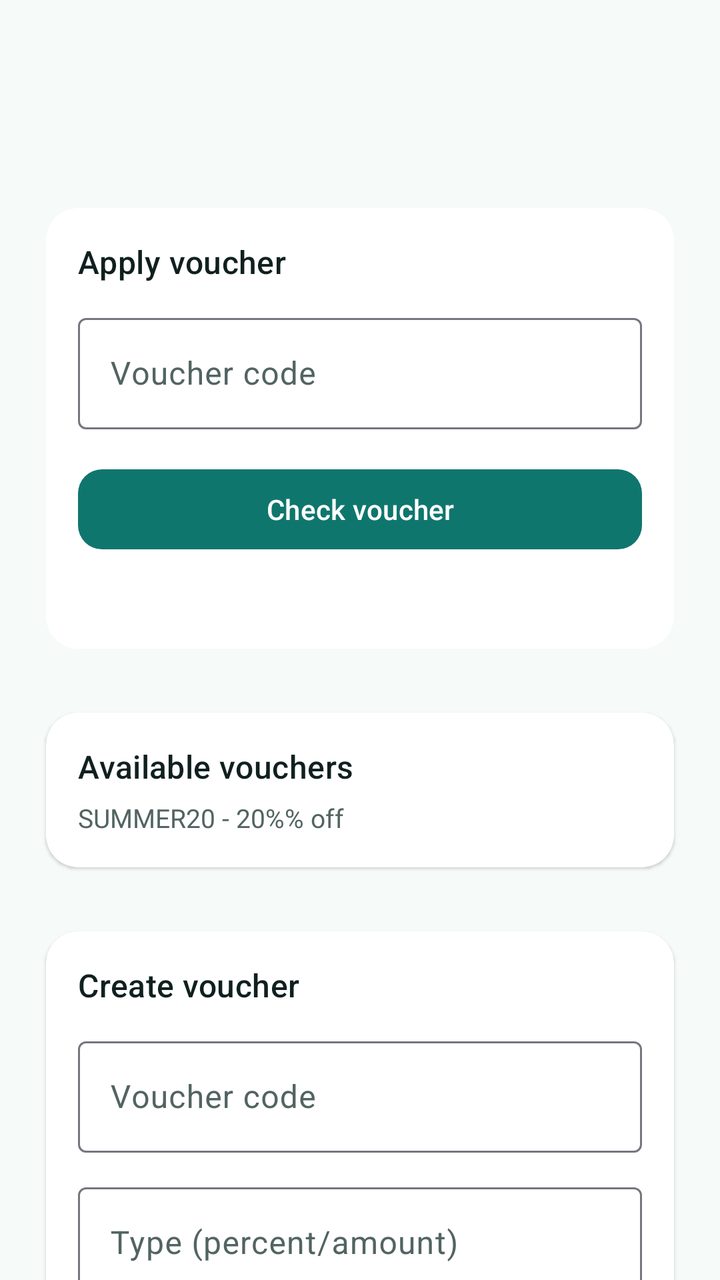
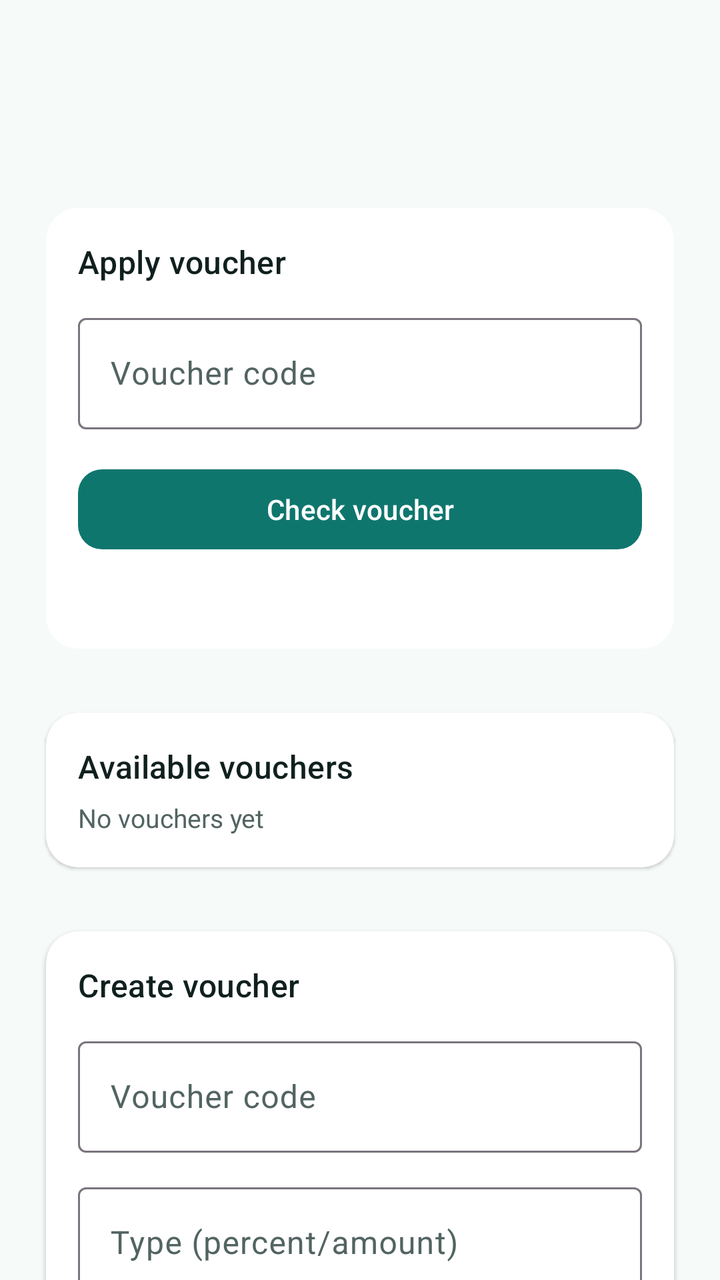

An Android layout rendered at two revisions. The XML below is the earlier revision; the diff shows what the commit changed to produce the second picture.
<!-- AndroidManifest.xml: application theme Theme.Hotelapp_test2 -->
<!-- res/layout/activity_voucher.xml -->
<?xml version="1.0" encoding="utf-8"?>
<LinearLayout xmlns:android="http://schemas.android.com/apk/res/android"
    xmlns:app="http://schemas.android.com/apk/res-auto"
    android:layout_width="match_parent"
    android:layout_height="match_parent"
    android:background="@color/surface_base"
    android:orientation="vertical">

    <com.google.android.material.appbar.MaterialToolbar
        android:id="@+id/toolbar"
        android:layout_width="match_parent"
        android:layout_height="wrap_content"
        android:layout_marginStart="@dimen/space_m"
        android:layout_marginTop="@dimen/space_m"
        android:layout_marginEnd="@dimen/space_m" />

    <androidx.core.widget.NestedScrollView
        android:layout_width="match_parent"
        android:layout_height="0dp"
        android:layout_weight="1"
        android:fillViewport="true">

        <LinearLayout
            android:layout_width="match_parent"
            android:layout_height="wrap_content"
            android:orientation="vertical"
            android:padding="@dimen/space_m">

            <com.google.android.material.card.MaterialCardView
                style="@style/Widget.Hotel.Card"
                android:layout_width="match_parent"
                android:layout_height="wrap_content">

                <LinearLayout
                    android:layout_width="match_parent"
                    android:layout_height="wrap_content"
                    android:orientation="vertical"
                    android:padding="@dimen/space_m">

                    <TextView
                        android:layout_width="wrap_content"
                        android:layout_height="wrap_content"
                        style="@style/TextAppearance.Hotel.SectionTitle"
                        android:text="@string/voucher_apply_title" />

                    <com.google.android.material.textfield.TextInputLayout
                        android:id="@+id/voucherCodeLayout"
                        style="@style/Widget.Material3.TextInputLayout.OutlinedBox"
                        android:layout_width="match_parent"
                        android:layout_height="wrap_content"
                        android:layout_marginTop="@dimen/space_s"
                        android:hint="@string/voucher_code_hint">

                        <com.google.android.material.textfield.TextInputEditText
                            android:id="@+id/voucherCodeInput"
                            android:layout_width="match_parent"
                            android:layout_height="wrap_content" />
                    </com.google.android.material.textfield.TextInputLayout>

                    <com.google.android.material.button.MaterialButton
                        android:id="@+id/voucherCheckButton"
                        android:layout_width="match_parent"
                        android:layout_height="wrap_content"
                        android:layout_marginTop="@dimen/space_m"
                        android:text="@string/voucher_check" />

                    <TextView
                        android:id="@+id/voucherStatusText"
                        android:layout_width="match_parent"
                        android:layout_height="wrap_content"
                        android:layout_marginTop="@dimen/space_s"
                        android:textColor="@color/text_secondary"
                        android:textSize="13sp" />
                </LinearLayout>
            </com.google.android.material.card.MaterialCardView>

            <com.google.android.material.card.MaterialCardView
                style="@style/Widget.Hotel.Card"
                android:layout_width="match_parent"
                android:layout_height="wrap_content"
                android:layout_marginTop="@dimen/space_m">

                <LinearLayout
                    android:layout_width="match_parent"
                    android:layout_height="wrap_content"
                    android:orientation="vertical"
                    android:padding="@dimen/space_m">

                    <TextView
                        android:layout_width="wrap_content"
                        android:layout_height="wrap_content"
                        style="@style/TextAppearance.Hotel.SectionTitle"
                        android:text="@string/voucher_list_title" />

                    <TextView
                        android:id="@+id/voucherListText"
                        android:layout_width="wrap_content"
                        android:layout_height="wrap_content"
                        android:layout_marginTop="@dimen/space_xs"
                        android:text="@string/voucher_list_placeholder"
                        android:textColor="@color/text_secondary"
                        android:textSize="13sp" />
                </LinearLayout>
            </com.google.android.material.card.MaterialCardView>

            <com.google.android.material.card.MaterialCardView
                android:id="@+id/voucherCreateCard"
                style="@style/Widget.Hotel.Card"
                android:layout_width="match_parent"
                android:layout_height="wrap_content"
                android:layout_marginTop="@dimen/space_m">

                <LinearLayout
                    android:layout_width="match_parent"
                    android:layout_height="wrap_content"
                    android:orientation="vertical"
                    android:padding="@dimen/space_m">

                    <TextView
                        android:layout_width="wrap_content"
                        android:layout_height="wrap_content"
                        style="@style/TextAppearance.Hotel.SectionTitle"
                            android:text="@string/voucher_create_title" />

                    <com.google.android.material.textfield.TextInputLayout
                        android:id="@+id/voucherCreateCodeLayout"
                        style="@style/Widget.Material3.TextInputLayout.OutlinedBox"
                        android:layout_width="match_parent"
                        android:layout_height="wrap_content"
                        android:layout_marginTop="@dimen/space_s"
                            android:hint="@string/voucher_code_hint">

                        <com.google.android.material.textfield.TextInputEditText
                            android:id="@+id/voucherCreateCode"
                            android:layout_width="match_parent"
                            android:layout_height="wrap_content" />
                    </com.google.android.material.textfield.TextInputLayout>

                    <com.google.android.material.textfield.TextInputLayout
                        android:id="@+id/voucherCreateTypeLayout"
                        style="@style/Widget.Material3.TextInputLayout.OutlinedBox"
                        android:layout_width="match_parent"
                        android:layout_height="wrap_content"
                        android:layout_marginTop="@dimen/space_s"
                            android:hint="@string/voucher_type_hint">

                        <com.google.android.material.textfield.TextInputEditText
                            android:id="@+id/voucherCreateType"
                            android:layout_width="match_parent"
                            android:layout_height="wrap_content" />
                    </com.google.android.material.textfield.TextInputLayout>

                    <com.google.android.material.textfield.TextInputLayout
                        android:id="@+id/voucherCreateValueLayout"
                        style="@style/Widget.Material3.TextInputLayout.OutlinedBox"
                        android:layout_width="match_parent"
                        android:layout_height="wrap_content"
                        android:layout_marginTop="@dimen/space_s"
                            android:hint="@string/voucher_value_hint">

                        <com.google.android.material.textfield.TextInputEditText
                            android:id="@+id/voucherCreateValue"
                            android:layout_width="match_parent"
                            android:layout_height="wrap_content"
                            android:inputType="numberDecimal" />
                    </com.google.android.material.textfield.TextInputLayout>

                    <com.google.android.material.textfield.TextInputLayout
                        android:id="@+id/voucherCreateMinSpendLayout"
                        style="@style/Widget.Material3.TextInputLayout.OutlinedBox"
                        android:layout_width="match_parent"
                        android:layout_height="wrap_content"
                        android:layout_marginTop="@dimen/space_s"
                            android:hint="@string/voucher_min_spend_hint">

                        <com.google.android.material.textfield.TextInputEditText
                            android:id="@+id/voucherCreateMinSpend"
                            android:layout_width="match_parent"
                            android:layout_height="wrap_content"
                            android:inputType="numberDecimal" />
                    </com.google.android.material.textfield.TextInputLayout>

                    <com.google.android.material.textfield.TextInputLayout
                        android:id="@+id/voucherCreateEndLayout"
                        style="@style/Widget.Material3.TextInputLayout.OutlinedBox"
                        android:layout_width="match_parent"
                        android:layout_height="wrap_content"
                        android:layout_marginTop="@dimen/space_s"
                            android:hint="@string/voucher_end_hint">

                        <com.google.android.material.textfield.TextInputEditText
                            android:id="@+id/voucherCreateEnd"
                            android:layout_width="match_parent"
                            android:layout_height="wrap_content" />
                    </com.google.android.material.textfield.TextInputLayout>

                    <com.google.android.material.button.MaterialButton
                        android:id="@+id/voucherCreateButton"
                        android:layout_width="match_parent"
                        android:layout_height="wrap_content"
                        android:layout_marginTop="@dimen/space_m"
                            android:text="@string/voucher_create" />
                </LinearLayout>
            </com.google.android.material.card.MaterialCardView>
        </LinearLayout>
    </androidx.core.widget.NestedScrollView>
</LinearLayout>
<!-- resources referenced by this layout -->
<resources>
  <color name="surface_base">#F6FAF9</color>
  <color name="text_secondary">#526462</color>
  <dimen name="space_m">16dp</dimen>
  <dimen name="space_s">12dp</dimen>
  <dimen name="space_xs">6dp</dimen>
  <string name="voucher_apply_title">Apply voucher</string>
  <string name="voucher_check">Check voucher</string>
  <string name="voucher_code_hint">Voucher code</string>
  <string name="voucher_create">Create voucher</string>
  <string name="voucher_create_title">Create voucher</string>
  <string name="voucher_end_hint">Expiry date (YYYY-MM-DD)</string>
  <string name="voucher_list_placeholder">SUMMER20 - 20%% off</string>
  <string name="voucher_list_title">Available vouchers</string>
  <string name="voucher_min_spend_hint">Minimum spend</string>
  <string name="voucher_type_hint">Type (percent/amount)</string>
  <string name="voucher_value_hint">Value</string>
  <style name="TextAppearance.Hotel.SectionTitle" parent="TextAppearance.Material3.TitleMedium">
          <item name="android:textColor">?attr/colorOnSurface</item>
          <item name="fontFamily">sans-serif-medium</item>
          <item name="android:fontFamily">sans-serif-medium</item>
      </style>
  <style name="Widget.Hotel.Card" parent="Widget.Material3.CardView.Elevated">
          <item name="cardCornerRadius">@dimen/radius_m</item>
          <item name="cardUseCompatPadding">true</item>
          <item name="cardBackgroundColor">@color/surface_card</item>
      </style>
  <style name="Theme.Hotelapp_test2" parent="Base.Theme.Hotelapp_test2" />
  <dimen name="radius_m">16dp</dimen>
  <color name="surface_card">#FFFFFFFF</color>
  <color name="brand_primary">#0F766E</color>
  <color name="white">#FFFFFFFF</color>
  <color name="brand_secondary">#2563EB</color>
  <color name="accent_gold">#F59E0B</color>
  <color name="text_primary">#10201F</color>
  <style name="Widget.Hotel.Toolbar" parent="Widget.Material3.Toolbar">
          <item name="titleTextColor">?attr/colorOnSurface</item>
          <item name="subtitleTextColor">?attr/colorOnSurfaceVariant</item>
          <item name="titleTextAppearance">@style/TextAppearance.Hotel.ToolbarTitle</item>
          <item name="subtitleTextAppearance">@style/TextAppearance.Hotel.BodySmall</item>
      </style>
  <style name="Widget.Hotel.Button.Primary" parent="Widget.Material3.Button">
          <item name="backgroundTint">@color/brand_primary</item>
          <item name="android:textColor">@color/white</item>
          <item name="cornerRadius">@dimen/radius_s</item>
          <item name="android:minHeight">@dimen/button_min_height</item>
          <item name="fontFamily">sans-serif-medium</item>
      </style>
  <style name="TextAppearance.Hotel.ToolbarTitle" parent="TextAppearance.Material3.TitleLarge">
          <item name="fontFamily">sans-serif-medium</item>
          <item name="android:fontFamily">sans-serif-medium</item>
          <item name="android:textColor">?attr/colorOnSurface</item>
      </style>
  <style name="TextAppearance.Hotel.BodySmall" parent="TextAppearance.Material3.BodySmall">
          <item name="fontFamily">sans-serif</item>
          <item name="android:fontFamily">sans-serif</item>
          <item name="android:textColor">?attr/colorOnSurfaceVariant</item>
      </style>
  <dimen name="radius_s">12dp</dimen>
  <dimen name="button_min_height">48dp</dimen>
  <!-- unchanged entries left out for length: 1 -->
</resources>

<!-- the commit's change to res/layout/activity_voucher.xml (unified diff, before → after) -->
@@ -93,13 +93,19 @@
                         android:text="@string/voucher_list_title" />
 
                     <TextView
-                        android:id="@+id/voucherListText"
-                        android:layout_width="wrap_content"
+                        android:id="@+id/voucherEmptyText"
+                        android:layout_width="match_parent"
                         android:layout_height="wrap_content"
                         android:layout_marginTop="@dimen/space_xs"
-                        android:text="@string/voucher_list_placeholder"
+                        android:text="@string/voucher_empty"
                         android:textColor="@color/text_secondary"
                         android:textSize="13sp" />
+
+                    <LinearLayout
+                        android:id="@+id/voucherListContainer"
+                        android:layout_width="match_parent"
+                        android:layout_height="wrap_content"
+                        android:orientation="vertical" />
                 </LinearLayout>
             </com.google.android.material.card.MaterialCardView>
 
@@ -193,6 +199,28 @@
                             android:layout_width="match_parent"
                             android:layout_height="wrap_content" />
                     </com.google.android.material.textfield.TextInputLayout>
+
+                    <com.google.android.material.textfield.TextInputLayout
+                        android:id="@+id/voucherCreateUsageLimitLayout"
+                        style="@style/Widget.Material3.TextInputLayout.OutlinedBox"
+                        android:layout_width="match_parent"
+                        android:layout_height="wrap_content"
+                        android:layout_marginTop="@dimen/space_s"
+                        android:hint="@string/voucher_usage_limit_hint">
+
+                        <com.google.android.material.textfield.TextInputEditText
+                            android:id="@+id/voucherCreateUsageLimit"
+                            android:layout_width="match_parent"
+                            android:layout_height="wrap_content"
+                            android:inputType="number" />
+                    </com.google.android.material.textfield.TextInputLayout>
+
+                    <com.google.android.material.switchmaterial.SwitchMaterial
+                        android:id="@+id/voucherCreateActive"
+                        android:layout_width="match_parent"
+                        android:layout_height="wrap_content"
+                        android:layout_marginTop="@dimen/space_s"
+                        android:text="@string/voucher_active" />
 
                     <com.google.android.material.button.MaterialButton
                         android:id="@+id/voucherCreateButton"
<!-- resource entries referenced after the edit -->
@@ -5,16 +5,18 @@
   <dimen name="space_m">16dp</dimen>
   <dimen name="space_s">12dp</dimen>
   <dimen name="space_xs">6dp</dimen>
+  <string name="voucher_active">Active</string>
   <string name="voucher_apply_title">Apply voucher</string>
   <string name="voucher_check">Check voucher</string>
   <string name="voucher_code_hint">Voucher code</string>
   <string name="voucher_create">Create voucher</string>
   <string name="voucher_create_title">Create voucher</string>
+  <string name="voucher_empty">No vouchers yet</string>
   <string name="voucher_end_hint">Expiry date (YYYY-MM-DD)</string>
-  <string name="voucher_list_placeholder">SUMMER20 - 20%% off</string>
   <string name="voucher_list_title">Available vouchers</string>
   <string name="voucher_min_spend_hint">Minimum spend</string>
   <string name="voucher_type_hint">Type (percent/amount)</string>
+  <string name="voucher_usage_limit_hint">Usage limit</string>
   <string name="voucher_value_hint">Value</string>
   <style name="TextAppearance.Hotel.SectionTitle" parent="TextAppearance.Material3.TitleMedium">
           <item name="android:textColor">?attr/colorOnSurface</item>
